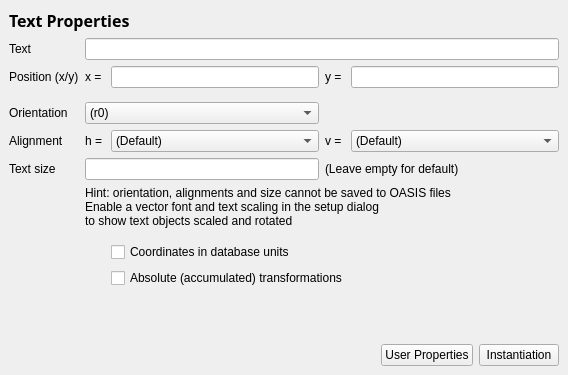
Before: the Qt Designer form eda-klayout/src/edt/edt/TextPropertiesPage.ui in tolgauye/GMOS, drawn with Qt 5.
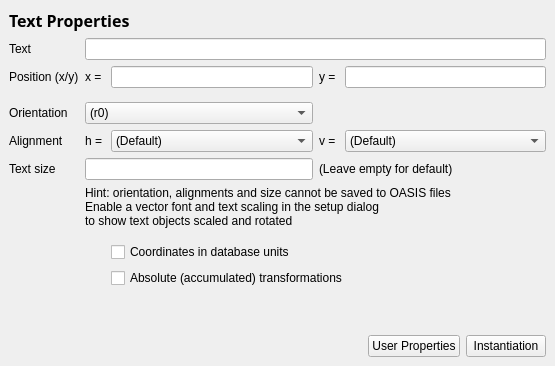
After: the same form once the commit is applied. Icons and pictures are not drawn.

```diff
--- a/eda-klayout/src/edt/edt/TextPropertiesPage.ui
+++ b/eda-klayout/src/edt/edt/TextPropertiesPage.ui
@@ -1,13 +1,13 @@
 <?xml version="1.0" encoding="UTF-8"?>
 <ui version="4.0">
  <class>TextPropertiesPage</class>
- <widget class="QWidget" name="TextPropertiesPage">
-  <property name="geometry">
+ <widget class="QWidget" name="TextPropertiesPage" >
+  <property name="geometry" >
    <rect>
     <x>0</x>
     <y>0</y>
-    <width>568</width>
-    <height>375</height>
+    <width>555</width>
+    <height>366</height>
    </rect>
   </property>
   <property name="windowTitle">
@@ -27,10 +27,12 @@
      </property>
     </widget>
    </item>
-   <item row="2" column="2">
-    <widget class="QLineEdit" name="x_le">
-     <property name="sizePolicy">
-      <sizepolicy hsizetype="Expanding" vsizetype="Fixed">
+   <item row="2" column="2" >
+    <widget class="QLineEdit" name="x_le" >
+     <property name="sizePolicy" >
+      <sizepolicy>
+       <hsizetype>7</hsizetype>
+       <vsizetype>0</vsizetype>
        <horstretch>1</horstretch>
        <verstretch>0</verstretch>
       </sizepolicy>
@@ -111,13 +113,13 @@
      <property name="frameShadow">
       <enum>QFrame::Raised</enum>
      </property>
-     <layout class="QHBoxLayout">
-      <property name="spacing">
-       <number>6</number>
-      </property>
-      <property name="margin" stdset="0">
+     <layout class="QHBoxLayout" >
+      <property name="margin" >
        <number>0</number>
       </property>
+      <property name="spacing" >
+       <number>6</number>
+      </property>
       <item>
        <spacer>
         <property name="orientation">
@@ -178,10 +180,12 @@
      </property>
     </widget>
    </item>
-   <item row="1" column="1" colspan="4">
-    <widget class="QLineEdit" name="text_le">
-     <property name="sizePolicy">
-      <sizepolicy hsizetype="Expanding" vsizetype="Fixed">
+   <item row="1" column="1" colspan="4" >
+    <widget class="QLineEdit" name="text_le" >
+     <property name="sizePolicy" >
+      <sizepolicy>
+       <hsizetype>7</hsizetype>
+       <vsizetype>0</vsizetype>
        <horstretch>0</horstretch>
        <verstretch>0</verstretch>
       </sizepolicy>
@@ -195,10 +199,12 @@
      </property>
     </widget>
    </item>
-   <item row="2" column="4">
-    <widget class="QLineEdit" name="y_le">
-     <property name="sizePolicy">
-      <sizepolicy hsizetype="Expanding" vsizetype="Fixed">
+   <item row="2" column="4" >
+    <widget class="QLineEdit" name="y_le" >
+     <property name="sizePolicy" >
+      <sizepolicy>
+       <hsizetype>7</hsizetype>
+       <vsizetype>0</vsizetype>
        <horstretch>1</horstretch>
        <verstretch>0</verstretch>
       </sizepolicy>
@@ -220,13 +226,13 @@
      <property name="frameShadow">
       <enum>QFrame::Raised</enum>
      </property>
-     <layout class="QHBoxLayout">
-      <property name="spacing">
-       <number>6</number>
-      </property>
-      <property name="margin" stdset="0">
+     <layout class="QHBoxLayout" >
+      <property name="margin" >
        <number>0</number>
       </property>
+      <property name="spacing" >
+       <number>6</number>
+      </property>
       <item>
        <widget class="QLabel" name="label_12">
         <property name="font">
@@ -245,9 +251,11 @@
        </widget>
       </item>
       <item>
-       <widget class="QLabel" name="layer_lbl">
-        <property name="sizePolicy">
-         <sizepolicy hsizetype="Expanding" vsizetype="Preferred">
+       <widget class="QLabel" name="layer_lbl" >
+        <property name="sizePolicy" >
+         <sizepolicy>
+          <hsizetype>7</hsizetype>
+          <vsizetype>5</vsizetype>
           <horstretch>0</horstretch>
           <verstretch>0</verstretch>
          </sizepolicy>
```
Left out of the diff: 240 changed lines with no effect on the pictures.
